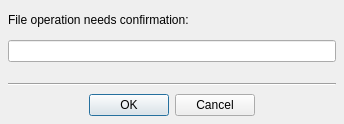
This is ui/confirmdialog.ui in maxavadallat/maxcommander as Qt 5 draws it before an edit. The edited form follows.
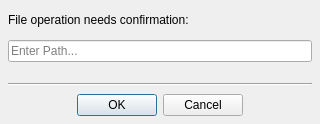
This is the edited form.

Patch:
```diff
--- a/ui/confirmdialog.ui
+++ b/ui/confirmdialog.ui
@@ -6,13 +6,13 @@
    <rect>
     <x>0</x>
     <y>0</y>
-    <width>344</width>
+    <width>320</width>
     <height>124</height>
    </rect>
   </property>
   <property name="minimumSize">
    <size>
-    <width>344</width>
+    <width>320</width>
     <height>124</height>
    </size>
   </property>
@@ -80,10 +80,16 @@
     <widget class="QLineEdit" name="pathEdit">
      <property name="minimumSize">
       <size>
-       <width>320</width>
+       <width>0</width>
        <height>0</height>
       </size>
      </property>
+     <property name="placeholderText">
+      <string>Enter Path...</string>
+     </property>
+     <property name="clearButtonEnabled">
+      <bool>true</bool>
+     </property>
     </widget>
    </item>
    <item row="4" column="0">
```
